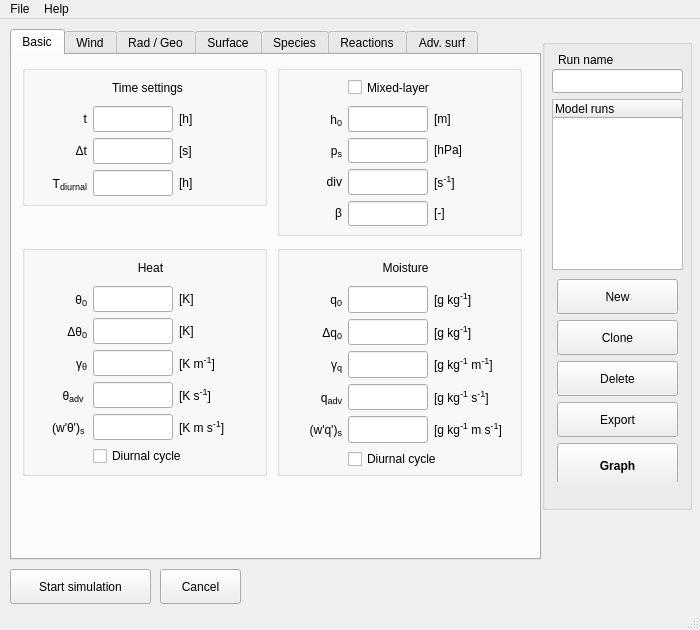
Old version of the form mainwindow.ui in the repository classmodel/modelgui.
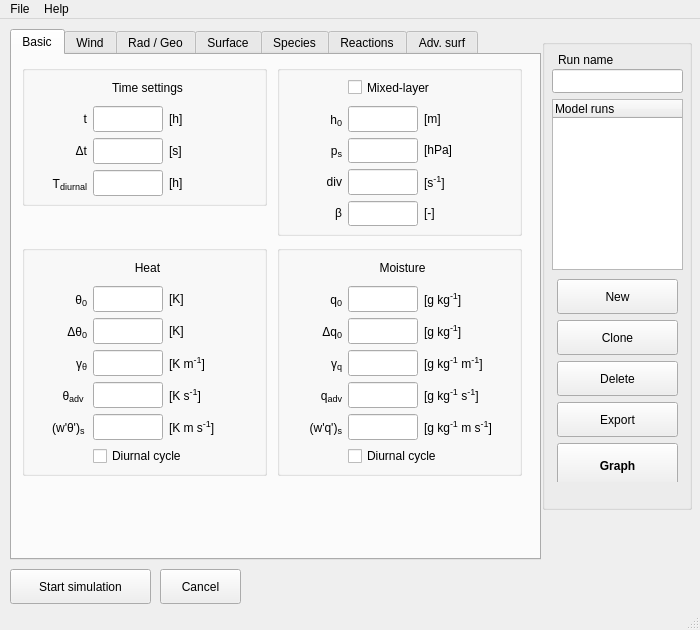
New version of the form.

The edit to the form file:
```diff
--- a/mainwindow.ui
+++ b/mainwindow.ui
@@ -151,13 +151,13 @@
           </property>
           <property name="minimumSize">
            <size>
-            <width>80</width>
+            <width>70</width>
             <height>0</height>
            </size>
           </property>
           <property name="maximumSize">
            <size>
-            <width>80</width>
+            <width>70</width>
             <height>16777215</height>
            </size>
           </property>
@@ -226,13 +226,13 @@
           </property>
           <property name="minimumSize">
            <size>
-            <width>80</width>
+            <width>70</width>
             <height>0</height>
            </size>
           </property>
           <property name="maximumSize">
            <size>
-            <width>80</width>
+            <width>70</width>
             <height>16777215</height>
            </size>
           </property>
@@ -270,13 +270,13 @@
           </property>
           <property name="minimumSize">
            <size>
-            <width>80</width>
+            <width>70</width>
             <height>0</height>
            </size>
           </property>
           <property name="maximumSize">
            <size>
-            <width>80</width>
+            <width>70</width>
             <height>16777215</height>
            </size>
           </property>
@@ -466,13 +466,13 @@
           </property>
           <property name="minimumSize">
            <size>
-            <width>80</width>
+            <width>70</width>
             <height>0</height>
            </size>
           </property>
           <property name="maximumSize">
            <size>
-            <width>80</width>
+            <width>70</width>
             <height>16777215</height>
            </size>
           </property>
@@ -497,13 +497,13 @@
           </property>
           <property name="minimumSize">
            <size>
-            <width>80</width>
+            <width>70</width>
             <height>0</height>
            </size>
           </property>
           <property name="maximumSize">
            <size>
-            <width>80</width>
+            <width>70</width>
             <height>16777215</height>
            </size>
           </property>
@@ -528,13 +528,13 @@
           </property>
           <property name="minimumSize">
            <size>
-            <width>80</width>
+            <width>70</width>
             <height>0</height>
            </size>
           </property>
           <property name="maximumSize">
            <size>
-            <width>80</width>
+            <width>70</width>
             <height>16777215</height>
            </size>
           </property>
@@ -590,13 +590,13 @@
           </property>
           <property name="minimumSize">
            <size>
-            <width>80</width>
+            <width>70</width>
             <height>0</height>
            </size>
           </property>
           <property name="maximumSize">
            <size>
-            <width>80</width>
+            <width>70</width>
             <height>16777215</height>
            </size>
           </property>
@@ -708,13 +708,13 @@
           </property>
           <property name="minimumSize">
            <size>
-            <width>80</width>
+            <width>70</width>
             <height>0</height>
            </size>
           </property>
           <property name="maximumSize">
            <size>
-            <width>80</width>
+            <width>70</width>
             <height>16777215</height>
            </size>
           </property>
@@ -843,13 +843,13 @@
           </property>
           <property name="minimumSize">
            <size>
-            <width>80</width>
+            <width>70</width>
             <height>0</height>
            </size>
           </property>
           <property name="maximumSize">
            <size>
-            <width>80</width>
+            <width>70</width>
             <height>16777215</height>
            </size>
           </property>
@@ -905,13 +905,13 @@
           </property>
           <property name="minimumSize">
            <size>
-            <width>80</width>
+            <width>70</width>
             <height>0</height>
            </size>
           </property>
           <property name="maximumSize">
            <size>
-            <width>80</width>
+            <width>70</width>
             <height>16777215</height>
            </size>
           </property>
@@ -967,13 +967,13 @@
           </property>
           <property name="minimumSize">
            <size>
-            <width>80</width>
+            <width>70</width>
             <height>0</height>
            </size>
           </property>
           <property name="maximumSize">
            <size>
-            <width>80</width>
+            <width>70</width>
             <height>16777215</height>
            </size>
           </property>
@@ -1068,13 +1068,13 @@
           </property>
           <property name="minimumSize">
            <size>
-            <width>80</width>
+            <width>70</width>
             <height>0</height>
            </size>
           </property>
           <property name="maximumSize">
            <size>
-            <width>80</width>
+            <width>70</width>
             <height>16777215</height>
            </size>
           </property>
@@ -1148,7 +1148,7 @@
          <x>10</x>
          <y>10</y>
          <width>231</width>
-         <height>214</height>
+         <height>211</height>
         </rect>
        </property>
        <layout class="QGridLayout" name="moisture_grid" columnstretch="1,0,1" columnminimumwidth="50,0,90">
@@ -1196,13 +1196,13 @@
           </property>
           <property name="minimumSize">
            <size>
-            <width>80</width>
+            <width>70</width>
             <height>0</height>
            </size>
           </property>
           <property name="maximumSize">
            <size>
-            <width>80</width>
+            <width>70</width>
             <height>16777215</height>
            </size>
           </property>
@@ -1258,13 +1258,13 @@
           </property>
           <property name="minimumSize">
            <size>
-            <width>80</width>
+            <width>70</width>
             <height>0</height>
            </size>
           </property>
           <property name="maximumSize">
            <size>
-            <width>80</width>
+            <width>70</width>
             <height>16777215</height>
            </size>
           </property>
@@ -1320,13 +1320,13 @@
           </property>
           <property name="minimumSize">
            <size>
-            <width>80</width>
+            <width>70</width>
             <height>0</height>
            </size>
           </property>
           <property name="maximumSize">
            <size>
-            <width>80</width>
+            <width>70</width>
             <height>16777215</height>
            </size>
           </property>
@@ -1382,13 +1382,13 @@
           </property>
           <property name="minimumSize">
            <size>
-            <width>80</width>
+            <width>70</width>
             <height>0</height>
            </size>
           </property>
           <property name="maximumSize">
            <size>
-            <width>80</width>
+            <width>70</width>
             <height>16777215</height>
            </size>
           </property>
@@ -1500,13 +1500,13 @@
           </property>
           <property name="minimumSize">
            <size>
-            <width>80</width>
+            <width>70</width>
             <height>0</height>
            </size>
           </property>
           <property name="maximumSize">
            <size>
-            <width>80</width>
+            <width>70</width>
             <height>16777215</height>
            </size>
           </property>
```
